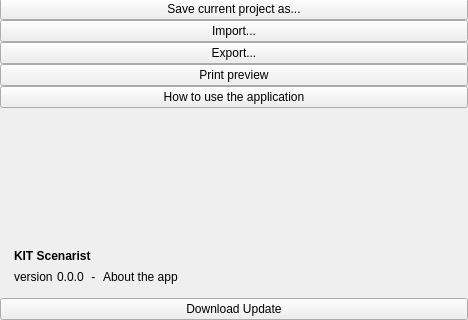
Old version of the form src/bin/scenarist-desktop/UserInterfaceLayer/Application/MenuView.ui in the repository dimkanovikov/KITScenarist; both pictures show x 0 to 468 and y 163 to 483 of the 468 by 483 pixel window.
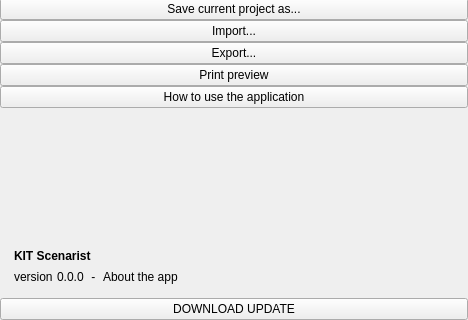
New version of the form. Icons and pictures are not drawn. Custom widgets are drawn as their Qt base class.

Commit message: Implemented save script version dialog #66

Diff of the .ui file:
```diff
--- a/src/bin/scenarist-desktop/UserInterfaceLayer/Application/MenuView.ui
+++ b/src/bin/scenarist-desktop/UserInterfaceLayer/Application/MenuView.ui
@@ -510,7 +510,7 @@
           <item>
            <widget class="MenuButton" name="update">
             <property name="text">
-             <string>Download Update</string>
+             <string>DOWNLOAD UPDATE</string>
             </property>
             <property name="icon">
              <iconset resource="../../../scenarist-core/Resources/Resources.qrc">
```
The commit also changes 4 other files.
